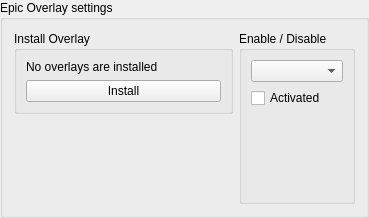
Above: rare/ui/components/tabs/settings/widgets/eos_widget.ui from RareDevs/Rare before the change. Below: the same form after it.
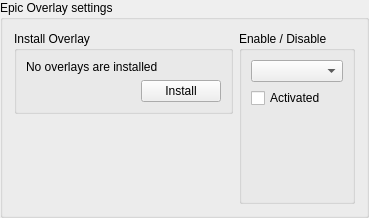
That is the form after the change.

Commit message: Align a bunch of stuff

The edit to the form file:
```diff
--- a/rare/ui/components/tabs/settings/widgets/eos_widget.ui
+++ b/rare/ui/components/tabs/settings/widgets/eos_widget.ui
@@ -198,7 +198,7 @@
             </property>
            </widget>
           </item>
-          <item>
+          <item alignment="Qt::AlignRight">
            <widget class="QPushButton" name="install_button">
             <property name="text">
              <string>Install</string>
```
The commit also changes 7 other files.
